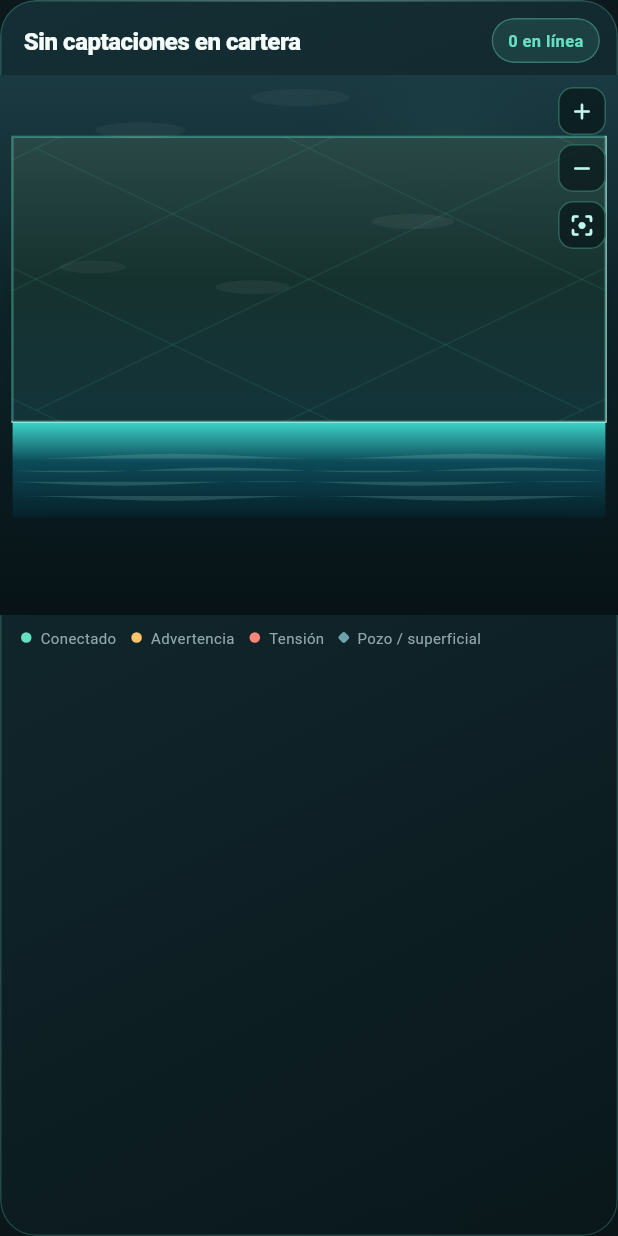
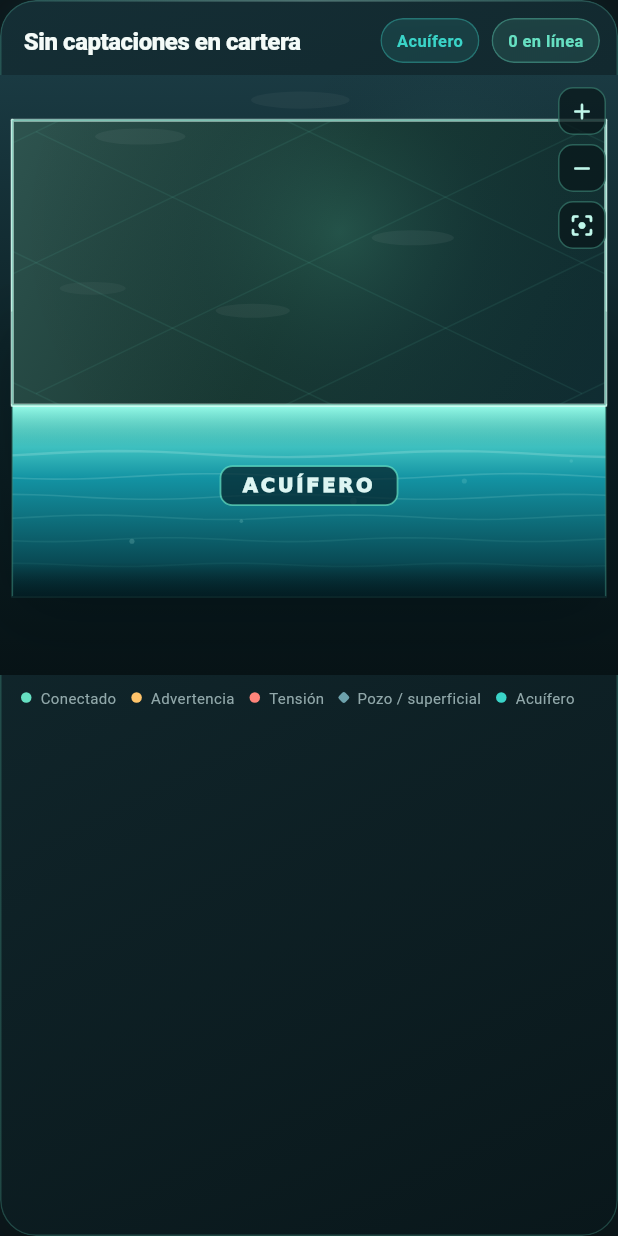
Before and after one commit to Smart-Hydro/smarthydro_app, a Flutter app: the PortfolioNetwork widget shown alone on an empty page, opened directly with empty values, on a phone screen of 412 x 824 dp. Run offline on Flutter 3.47's test engine with Material 3 defaults, Android fonts, the phone set to English and light mode, and no system bars; our stand-ins replace dio, fl_chart, flutter_map, flutter_riverpod, latlong2, share_plus; network calls fail.

Commit message:
Hace el acuífero del mapa isométrico imposible de no ver.
Duplica el espesor del bloque de agua, pinta caras con caústicas y
etiqueta ACUÍFERO, y actualiza título/leyenda para que el cambio
llegue claro tras hot restart.

```diff
--- a/lib/features/dashboard/widgets/portfolio_network.dart
+++ b/lib/features/dashboard/widgets/portfolio_network.dart
@@ -104,7 +104,7 @@ class _PortfolioNetworkState extends State<PortfolioNetwork>
                   child: Text(
                     nodes.isEmpty
                         ? 'Sin captaciones en cartera'
-                        : 'Representación Isométrica de Captaciones',
+                        : 'Captaciones sobre acuífero vivo',
                     maxLines: 2,
                     style: const TextStyle(
                       fontSize: 16,
@@ -116,6 +116,11 @@ class _PortfolioNetworkState extends State<PortfolioNetwork>
                   ),
                 ),
                 const SizedBox(width: 10),
+                const _StatusPill(
+                  label: 'Acuífero',
+                  color: Color(0xFF3AD4C8),
+                ),
+                const SizedBox(width: 8),
                 _StatusPill(
                   label: '$connected en línea',
                   color: const Color(0xFF66E0C2),
@@ -126,7 +131,7 @@ class _PortfolioNetworkState extends State<PortfolioNetwork>
           const SizedBox(height: 8),
           LayoutBuilder(
             builder: (context, constraints) {
-              final height = (constraints.maxWidth * 0.46).clamp(360.0, 480.0);
+              final height = (constraints.maxWidth * 0.52).clamp(400.0, 540.0);
               return SizedBox(
                 height: height,
                 width: double.infinity,
@@ -297,6 +302,10 @@ class _PortfolioNetworkState extends State<PortfolioNetwork>
                   color: Color(0xFF7EB8C4),
                   label: 'Pozo / superficial',
                   diamond: true,
+                ),
+                const _NetworkLegend(
+                  color: Color(0xFF3AD4C8),
+                  label: 'Acuífero',
                 ),
               ],
             ),
@@ -581,7 +590,7 @@ class _IsoPortfolioPainter extends CustomPainter {
     return math.max(hx, hy) + 1.25;
   }
 
-  static const _slab = 64.0;
+  static const _slab = 128.0;
 
   static ({double tw, double th, Offset origin, double mark}) _metrics(
     Size size,
@@ -727,37 +736,71 @@ class _IsoPortfolioPainter extends CustomPainter {
       });
 
     final footprint = Path()..addPolygon(top, true);
+    // Sombra de volumen bajo el acuífero.
     canvas.drawPath(
-      footprint.shift(Offset(0, depth + 10)),
+      footprint.shift(Offset(0, depth + 14)),
       Paint()
-        ..color = const Color(0xFF04161C).withValues(alpha: 0.4)
-        ..maskFilter = const ui.MaskFilter.blur(ui.BlurStyle.normal, 18),
+        ..color = const Color(0xFF021014).withValues(alpha: 0.55)
+        ..maskFilter = const ui.MaskFilter.blur(ui.BlurStyle.normal, 22),
     );
 
-    for (final index in front.take(2).toList().reversed) {
+    // Tres caras visibles del bloque de agua (ordenadas de atrás a adelante).
+    for (final index in front.take(3).toList().reversed) {
       _paintWaterFace(canvas, top[index], top[(index + 1) % 4], depth, center);
     }
 
+    // Etiqueta grande en la cara frontal: imposible de no ver.
+    final frontEdge = front.first;
+    _paintAquiferLabel(
+      canvas,
+      top[frontEdge],
+      top[(frontEdge + 1) % 4],
+      depth,
+    );
+
     final bounds = footprint.getBounds();
+    // Superficie del terreno: húmeda, con tinte de acuífero debajo.
     canvas.drawPath(
       footprint,
       Paint()
         ..shader = LinearGradient(
-          begin: Alignment.topCenter,
-          end: Alignment.bottomCenter,
+          begin: Alignment.topLeft,
+          end: Alignment.bottomRight,
           colors: [
-            const Color(0xFF2A4A48).withValues(alpha: 0.96),
-            const Color(0xFF16322F),
-            const Color(0xFF12343A),
+            const Color(0xFF2F5550).withValues(alpha: 0.98),
+            const Color(0xFF183832),
+            const Color(0xFF0F2C32),
           ],
         ).createShader(bounds.inflate(4)),
     );
     canvas.drawPath(
       footprint,
       Paint()
-        ..color = const Color(0xFF66E0C2).withValues(alpha: 0.38)
+        ..shader = RadialGradient(
+          center: const Alignment(0.1, -0.2),
+          radius: 1.05,
+          colors: [
+            const Color(0xFF66E0C2).withValues(alpha: 0.16),
+            const Color(0xFF1A4A52).withValues(alpha: 0.08),
+            Colors.transparent,
+          ],
+          stops: const [0, 0.45, 1],
+        ).createShader(bounds.inflate(8)),
+    );
+    // Brillo de waterline en el borde superior.
+    canvas.drawPath(
+      footprint,
+      Paint()
+        ..color = const Color(0xFFE8FFF8).withValues(alpha: 0.55)
         ..style = PaintingStyle.stroke
-        ..strokeWidth = 1.6,
+        ..strokeWidth = 2.1,
+    );
+    canvas.drawPath(
+      footprint,
+      Paint()
+        ..color = const Color(0xFF66E0C2).withValues(alpha: 0.42)
+        ..style = PaintingStyle.stroke
+        ..strokeWidth = 1.2,
     );
   }
 
@@ -776,40 +819,80 @@ class _IsoPortfolioPainter extends CustomPainter {
       ..lineTo(a.dx + down.dx, a.dy + down.dy)
       ..close();
     final bounds = face.getBounds();
-    final shade = ((a + b) / 2 - center).dx;
-    final cool = shade > 0 ? 0.0 : 0.08;
+    final mid = (a + b) / 2;
+    final shade = (mid - center).dx;
+    final lit = shade <= 0;
+    final surface = Color.lerp(
+      const Color(0xFF7CFFE8),
+      const Color(0xFF2FE0C8),
+      lit ? 0.05 : 0.4,
+    )!;
+    final body = Color.lerp(
+      const Color(0xFF1498A8),
+      const Color(0xFF0A6A78),
+      lit ? 0.1 : 0.55,
+    )!;
+    final deep = Color.lerp(
+      const Color(0xFF053038),
+      const Color(0xFF02181E),
+      lit ? 0.15 : 0.6,
+    )!;
+
     canvas.save();
     canvas.clipPath(face);
+
+    // Cuerpo del acuífero: superficie → cuerpo → sedimento.
     canvas.drawPath(
       face,
       Paint()
         ..shader = LinearGradient(
           begin: Alignment.topCenter,
           end: Alignment.bottomCenter,
-          colors: [
-            Color.lerp(const Color(0xFF3AD4C8), const Color(0xFF67E0C2), cool)!,
-            const Color(0xFF0C4A58),
-            const Color(0xFF062028),
-          ],
-          stops: const [0, 0.42, 1],
+          colors: [surface, body, deep],
+          stops: const [0, 0.38, 1],
         ).createShader(bounds),
     );
 
+    // Halo interno cerca de la waterline.
+    canvas.drawRect(
+      Rect.fromLTWH(bounds.left, bounds.top, bounds.width, depth * 0.22),
+      Paint()
+        ..shader = LinearGradient(
+          begin: Alignment.topCenter,
+          end: Alignment.bottomCenter,
+          colors: [
+            const Color(0xFFD7FFF4).withValues(alpha: lit ? 0.34 : 0.18),
+            Colors.transparent,
+          ],
+        ).createShader(
+          Rect.fromLTWH(bounds.left, bounds.top, bounds.width, depth * 0.22),
+        ),
+    );
+
+    // Bandas caústicas animadas.
     final span = (b - a).distance;
-    final steps = math.max(6, (span / 18).round());
-    final scan = Paint()
-      ..color = const Color(0xFFBFF7EA).withValues(alpha: 0.16)
-      ..strokeWidth = 1;
-    for (var row = 1; row <= 4; row++) {
-      final travel = (phase + row * 0.17) % 1;
+    final steps = math.max(8, (span / 14).round());
+    for (var row = 1; row <= 6; row++) {
+      final travel = (phase * (0.7 + row * 0.08) + row * 0.13) % 1;
       final yLift =
-          depth * (0.18 + row * 0.16) + math.sin(travel * math.pi * 2) * 1.4;
+          depth * (0.12 + row * 0.12) +
+          math.sin(travel * math.pi * 2) * (1.8 + row * 0.15);
+      final alpha = (lit ? 0.22 : 0.12) * (1 - row / 8);
+      final scan = Paint()
+        ..color = Color.lerp(
+          const Color(0xFFEFFFFA),
+          const Color(0xFF7BE8D4),
+          row / 6,
+        )!.withValues(alpha: alpha)
+        ..strokeWidth = row == 1 ? 1.6 : 1.05
+        ..style = PaintingStyle.stroke;
       final wave = Path();
       for (var step = 0; step <= steps; step++) {
         final t = step / steps;
         final along = Offset.lerp(a, b, t)!;
         final ripple =
-            math.sin(t * math.pi * 4 + phase * math.pi * 2 + row) * 1.6;
+            math.sin(t * math.pi * (3.2 + row * 0.35) + phase * math.pi * 2 + row) *
+            (2.2 - row * 0.18);
         final point = along + Offset(0, yLift + ripple);
         step == 0
             ? wave.moveTo(point.dx, point.dy)
@@ -817,16 +900,112 @@ class _IsoPortfolioPainter extends CustomPainter {
       }
       canvas.drawPath(wave, scan);
     }
+
+    // Partículas de turbidez / burbujas suaves.
+    for (var i = 0; i < 5; i++) {
+      final t = ((phase * 0.55 + i * 0.19) % 1);
+      final along = Offset.lerp(a, b, (i + 0.35) / 5.5)!;
+      final bubble = along + Offset(
+        math.sin(phase * math.pi * 2 + i) * 3,
+        depth * (0.25 + t * 0.55),
+      );
+      canvas.drawCircle(
+        bubble,
+        1.2 + (i % 3) * 0.5,
+        Paint()..color = const Color(0xFFBFF7EA).withValues(alpha: 0.12 + t * 0.08),
+      );
+    }
+
+    // Base sedimentaria más oscura.
+    canvas.drawRect(
+      Rect.fromLTWH(
+        bounds.left,
+        bounds.bottom - depth * 0.18,
+        bounds.width,
+        depth * 0.18,
+      ),
+      Paint()
+        ..shader = LinearGradient(
+          begin: Alignment.topCenter,
+          end: Alignment.bottomCenter,
+          colors: [
+            Colors.transparent,
+            const Color(0xFF021014).withValues(alpha: 0.55),
+          ],
+        ).createShader(
+          Rect.fromLTWH(
+            bounds.left,
+            bounds.bottom - depth * 0.18,
+            bounds.width,
+            depth * 0.18,
+          ),
+        ),
+    );
     canvas.restore();
 
+    // Contorno del bloque de agua.
+    canvas.drawPath(
+      face,
+      Paint()
+        ..color = const Color(0xFF66E0C2).withValues(alpha: lit ? 0.28 : 0.16)
+        ..style = PaintingStyle.stroke
+        ..strokeWidth = 1,
+    );
     canvas.drawLine(
       a,
       b,
       Paint()
-        ..color = const Color(0xFFEFFFFA).withValues(alpha: 0.72)
-        ..strokeWidth = 1.5
+        ..color = const Color(0xFFF4FFFB).withValues(alpha: 0.82)
+        ..strokeWidth = 2
         ..strokeCap = StrokeCap.round,
     );
+    canvas.drawLine(
+      a + down,
+      b + down,
+      Paint()
+        ..color = const Color(0xFF04161C).withValues(alpha: 0.65)
+        ..strokeWidth = 1.4
+        ..strokeCap = StrokeCap.round,
+    );
+  }
+
+  void _paintAquiferLabel(Canvas canvas, Offset a, Offset b, double depth) {
+    final mid = Offset.lerp(a, b, 0.5)! + Offset(0, depth * 0.42);
+    final builder = ui.ParagraphBuilder(
+      ui.ParagraphStyle(
+        textAlign: TextAlign.center,
+        fontSize: 13,
+        fontWeight: FontWeight.w900,
+      ),
+    )
+      ..pushStyle(
+        ui.TextStyle(
+          color: const Color(0xFFE8FFFB).withValues(alpha: 0.95),
+          fontSize: 13,
+          fontWeight: FontWeight.w900,
+          letterSpacing: 1.8,
+        ),
+      )
+      ..addText('ACUÍFERO');
+    final paragraph = builder.build()
+      ..layout(const ui.ParagraphConstraints(width: 140));
+    final origin = Offset(mid.dx - 70, mid.dy - paragraph.height / 2);
+    final chip = RRect.fromRectAndRadius(
+      Rect.fromCenter(center: mid, width: 118, height: 26),
+      const Radius.circular(8),
+    );
+    canvas.drawRRect(
+      chip,
+      Paint()..color = const Color(0xFF042028).withValues(alpha: 0.72),
+    );
+    canvas.drawRRect(
+      chip,
+      Paint()
+        ..color = const Color(0xFF66E0C2).withValues(alpha: 0.7)
+        ..style = PaintingStyle.stroke
+        ..strokeWidth = 1.2,
+    );
+    canvas.drawParagraph(paragraph, origin);
   }
 
   void _paintNetwork(Canvas canvas, List<Offset> anchors) {
```
Also changed, not shown: 1 other file.
